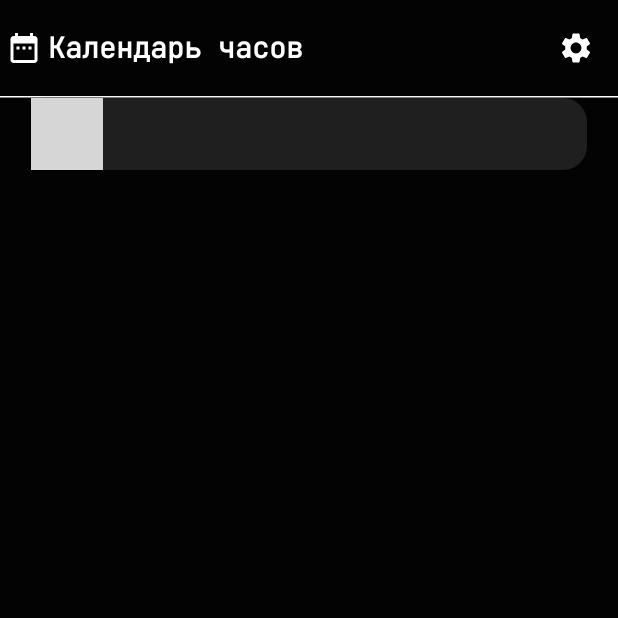
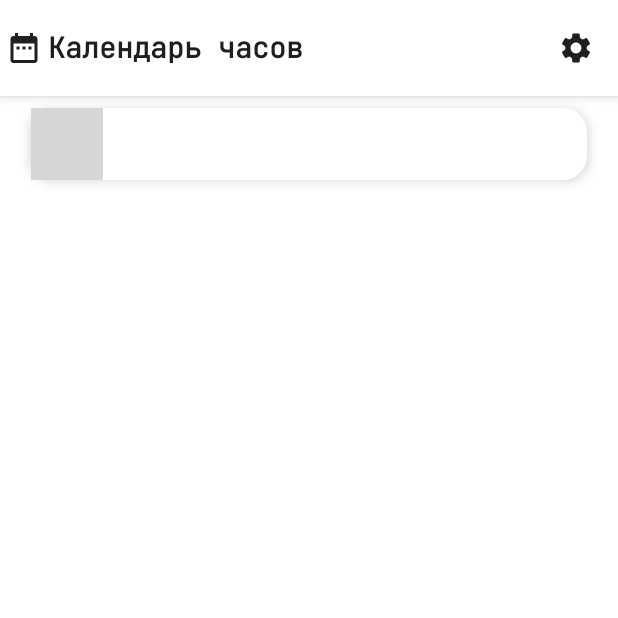
Before and after one commit to blackbuffy/HoursCalendar, an Android app built with Jetpack Compose: the screen it shows after launch (MainActivity), on a phone screen of 412 x 824 dp, the top half of it. Run offline under Robolectric (Android 15) with nearby library versions, the phone set to English and light mode, and no system bars; libraries missing offline, so code that uses them is left out: io.github.boguszpawlowski.composecalendar; 1 statement that could not run was skipped; grey boxes are pictures that could not be loaded.

Commit message:
хз вроде цветов и отступа накидал йоу

```diff
--- a/app/src/main/java/com/wellon/hourscalendar/MainActivity.kt
+++ b/app/src/main/java/com/wellon/hourscalendar/MainActivity.kt
@@ -4,6 +4,8 @@ import android.os.Bundle
 import androidx.activity.ComponentActivity
 import androidx.activity.compose.setContent
 import androidx.compose.material3.MaterialTheme
+import androidx.compose.runtime.mutableStateOf
+import androidx.compose.runtime.remember
 import com.wellon.hourscalendar.composables.mainscreen.MainScreen
 import com.wellon.hourscalendar.ui.theme.HoursCalendarTheme
 
@@ -11,10 +13,14 @@ class MainActivity : ComponentActivity() {
     override fun onCreate(savedInstanceState: Bundle?) {
         super.onCreate(savedInstanceState)
         setContent {
+            val (isDarkTheme, setDarkTheme) = remember {
+                mutableStateOf(false)
+            }
+
             HoursCalendarTheme (
-                darkTheme = true
+                darkTheme = isDarkTheme
             ) {
-                MainScreen(MaterialTheme)
+                MainScreen(MaterialTheme, isDarkTheme, setDarkTheme)
             }
         }
     }
--- a/app/src/main/java/com/wellon/hourscalendar/composables/calendar/Day.kt
+++ b/app/src/main/java/com/wellon/hourscalendar/composables/calendar/Day.kt
@@ -28,7 +28,7 @@ fun Day(materialTheme: MaterialTheme, state: DayState<DynamicSelectionState>) {
                 shape = RoundedCornerShape(8.dp)
             ),
         shape = RoundedCornerShape(8.dp),
-        colors = CardDefaults.cardColors(containerColor = materialTheme.colorScheme.primaryContainer)
+        colors = CardDefaults.cardColors(containerColor = materialTheme.colorScheme.secondaryContainer)
     ) {
         Box(
             contentAlignment = Alignment.Center,
--- a/app/src/main/java/com/wellon/hourscalendar/composables/mainscreen/MainScreen.kt
+++ b/app/src/main/java/com/wellon/hourscalendar/composables/mainscreen/MainScreen.kt
@@ -2,6 +2,7 @@ package com.wellon.hourscalendar.composables.mainscreen
 
 import android.annotation.SuppressLint
 import androidx.compose.foundation.layout.Column
+import androidx.compose.foundation.layout.PaddingValues
 import androidx.compose.foundation.layout.fillMaxSize
 import androidx.compose.foundation.layout.padding
 import androidx.compose.material3.HorizontalDivider
@@ -15,23 +16,20 @@ import com.wellon.hourscalendar.composables.calendar.Calendar
 
 @SuppressLint("UnusedMaterial3ScaffoldPaddingParameter")
 @Composable
-fun MainScreen(materialTheme: MaterialTheme) {
+fun MainScreen(materialTheme: MaterialTheme, isDarkTheme: Boolean, setDarkTheme: (Boolean) -> Unit) {
     Scaffold (
         modifier = Modifier
             .fillMaxSize(),
         containerColor = materialTheme.colorScheme.surface,
-        topBar = { TopBar(materialTheme) }
+        topBar = { TopBar(materialTheme, isDarkTheme) }
     ) {
         Column (
             modifier = Modifier
                 .fillMaxSize()
-                .padding(it),
+                .padding(PaddingValues(top = it.calculateTopPadding() + 8.dp)),
             horizontalAlignment = Alignment.CenterHorizontally
         ) {
-            HorizontalDivider(
-                thickness = 1.dp,
-                color = materialTheme.colorScheme.tertiary
-            )
+
 
             Calendar(materialTheme)
         }
--- a/app/src/main/java/com/wellon/hourscalendar/composables/mainscreen/TopBar.kt
+++ b/app/src/main/java/com/wellon/hourscalendar/composables/mainscreen/TopBar.kt
@@ -10,11 +10,15 @@ import androidx.compose.material3.IconButton
 import androidx.compose.material3.MaterialTheme
 import androidx.compose.material3.Text
 import androidx.compose.material3.TopAppBar
+import androidx.compose.material3.TopAppBarDefaults
 import androidx.compose.runtime.Composable
+import androidx.compose.ui.Modifier
+import androidx.compose.ui.graphics.graphicsLayer
 
 @OptIn(ExperimentalMaterial3Api::class)
 @Composable
-fun TopBar(materialTheme: MaterialTheme) {
+fun TopBar(materialTheme: MaterialTheme, isDarkTheme: Boolean) {
+
     TopAppBar(
         title = {
             Text(
@@ -38,6 +42,13 @@ fun TopBar(materialTheme: MaterialTheme) {
                     tint = materialTheme.colorScheme.tertiary
                 )
             }
-        }
+        },
+        colors = TopAppBarDefaults.topAppBarColors(
+            containerColor = materialTheme.colorScheme.primaryContainer
+        ),
+        modifier = Modifier
+            .graphicsLayer(
+                shadowElevation = 7f
+            )
     )
 }
--- a/app/src/main/java/com/wellon/hourscalendar/ui/theme/Color.kt
+++ b/app/src/main/java/com/wellon/hourscalendar/ui/theme/Color.kt
@@ -3,13 +3,19 @@ package com.wellon.hourscalendar.ui.theme
 import androidx.compose.ui.graphics.Color
 
 val Surface = Color(0xFFFFFFFF)
-val SurfaceDark = Color(0xFF030303)
+val SurfaceDark = Color(0xFF121212)
 
 val PrimaryContainer = Color(0xFFFFFFFF)
-val PrimaryContainerDark = Color(0xFF1F1F1F)
+val PrimaryContainerDark = Color(0xFF1E1E1E)
 
 val Primary = Color(0xFF1F1F1F)
 val PrimaryDark = Color(0xFFFFFFFF)
 
 val Tertiary = Color(0xFF1F1F1F)
 val TertiaryDark = Color(0xFFFFFFFF)
+
+val SecondaryContainer = Color(0xFFFFFFFF)
+val SecondaryContainerDark = Color(0xFF333333)
+
+val OnPrimary = Color(0xFF3267b5)
+val OnPrimaryDark = Color(0xFF388cfa)
--- a/app/src/main/java/com/wellon/hourscalendar/ui/theme/Theme.kt
+++ b/app/src/main/java/com/wellon/hourscalendar/ui/theme/Theme.kt
@@ -12,6 +12,10 @@ private val DarkColorScheme = darkColorScheme(
     primaryContainer = PrimaryContainerDark,
     primary = PrimaryDark,
 
+    onPrimary = OnPrimaryDark,
+
+    secondaryContainer = SecondaryContainerDark,
+
     tertiary = TertiaryDark
 )
 
@@ -20,6 +24,10 @@ private val LightColorScheme = lightColorScheme(
 
     primaryContainer = PrimaryContainer,
     primary = Primary,
+
+    onPrimary = OnPrimary,
+
+    secondaryContainer = SecondaryContainer,
 
     tertiary = Tertiary
 )
```
